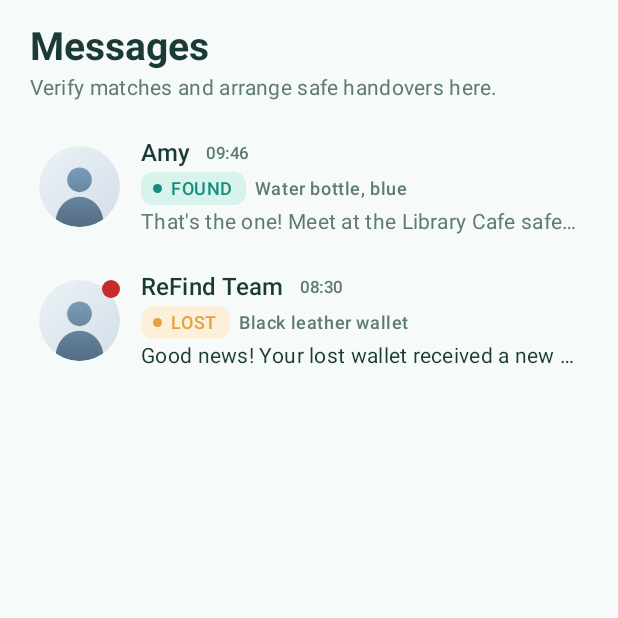
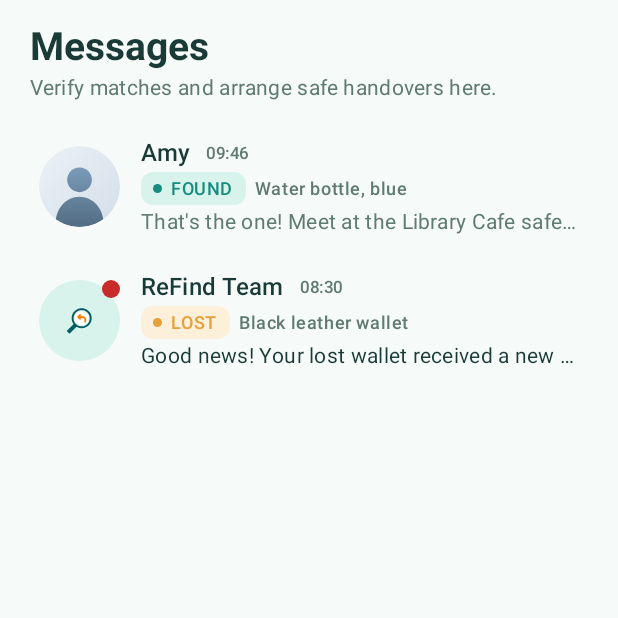
Before and after one commit to android-app-development-course/2026-Autumn-Aberdeen-1-ReFind, an Android app built with Jetpack Compose: the composable MessagesScreen called with sample values from the repository, on a phone screen of 412 x 824 dp, the top half of it. Run offline under Robolectric (Android 15) with nearby library versions, the phone set to English and light mode, and no system bars.

Commit message:
feat(app): ReFind Team chat uses the app icon as its avatar
Official/system conversations render the app launcher foreground on a
brand container circle, in both the inbox rows and the chat header.
Alignment pass: centred title+subtitle pairs (My Reports empty state,
match-found subtitle, submit-success description) now keep their text
centred across wraps.

```diff
--- a/app/src/main/java/com/refind/app/data/MockData.kt
+++ b/app/src/main/java/com/refind/app/data/MockData.kt
@@ -211,6 +211,7 @@ object DemoData {
             preview = "Good news! Your lost wallet received a new potential match…",
             time = "08:30",
             unread = true,
+            useAppIcon = true,
         ),
     )
 }
@@ -226,4 +227,6 @@ data class Conversation(
     val preview: String,
     val time: String,
     val unread: Boolean,
+    /** Official/system chats show the ReFind app icon instead of an avatar. */
+    val useAppIcon: Boolean = false,
 )
--- a/app/src/main/java/com/refind/app/ui/ReFindApp.kt
+++ b/app/src/main/java/com/refind/app/ui/ReFindApp.kt
@@ -306,6 +306,7 @@ fun ReFindApp(modifier: Modifier = Modifier) {
                         peerName = activeConversation.peerName,
                         peerSubtitle = activeConversation.peerRole,
                         peerOnline = activeConversation.peerOnline,
+                        useAppIcon = activeConversation.useAppIcon,
                         onBack = { screen = chatOrigin },
                     )
 
--- a/app/src/main/java/com/refind/app/ui/screens/MessagesScreen.kt
+++ b/app/src/main/java/com/refind/app/ui/screens/MessagesScreen.kt
@@ -100,6 +100,22 @@ private fun ConversationRow(
         verticalAlignment = Alignment.CenterVertically,
     ) {
         Box {
+            if (conversation.useAppIcon) {
+                // Official system chat: the app icon on the brand container.
+                Box(
+                    modifier = Modifier
+                        .size(54.dp)
+                        .clip(CircleShape)
+                        .background(MaterialTheme.colorScheme.primaryContainer),
+                    contentAlignment = Alignment.Center,
+                ) {
+                    Image(
+                        painter = painterResource(R.drawable.ic_launcher_foreground),
+                        contentDescription = null,
+                        modifier = Modifier.size(40.dp),
+                    )
+                }
+            } else {
                 Image(
                     painter = painterResource(R.drawable.avatar_default),
                     contentDescription = null,
@@ -108,6 +124,7 @@ private fun ConversationRow(
                         .size(54.dp)
                         .clip(CircleShape),
                 )
+            }
             if (conversation.unread) {
                 Box(
                     modifier = Modifier
--- a/app/src/main/java/com/refind/app/ui/screens/MyReportsScreen.kt
+++ b/app/src/main/java/com/refind/app/ui/screens/MyReportsScreen.kt
@@ -108,6 +108,7 @@ fun MyReportsScreen(
                 )
                 Spacer(Modifier.height(6.dp))
                 Text(
+                    textAlign = androidx.compose.ui.text.style.TextAlign.Center,
                     text = if (selectedTab == ItemStatus.FOUND) {
                         tr(R.string.my_reports_empty_found)
                     } else {
```
Also changed, not shown: app/src/main/java/com/refind/app/ui/screens/ChatScreen.kt (+17 -0 lines). Lines whose indentation alone changed are shown as unchanged.
